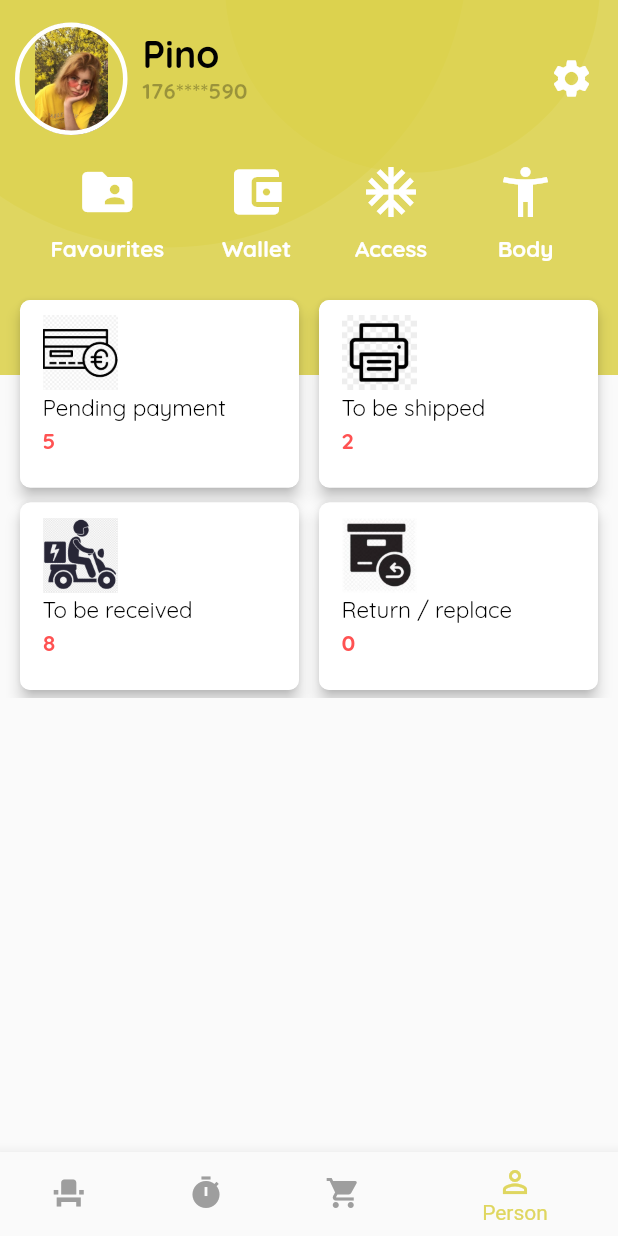
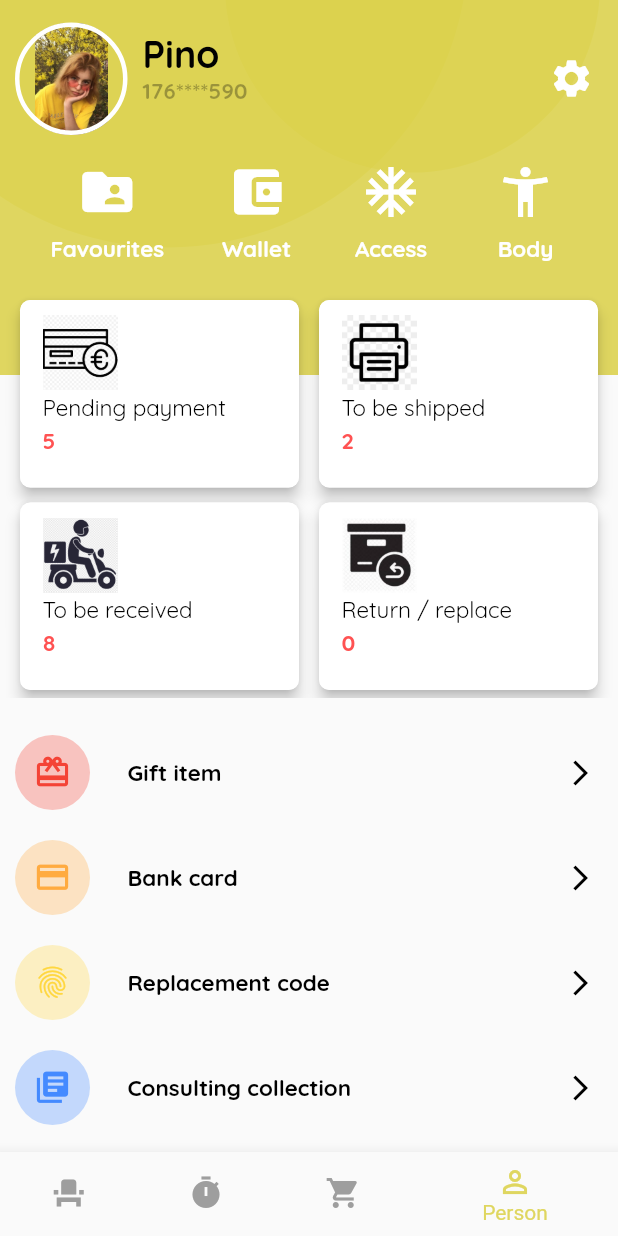
Before and after one commit to orangeztorm/furnish_app, a Flutter app: the screen it shows after launch, item 4 of the bottom bar chosen, on a phone screen of 412 x 824 dp. Run offline on Flutter 3.47's test engine with Material 2 defaults, Android fonts, the phone set to English and light mode, and no system bars.

```diff
--- a/lib/screens/timer_Screen.dart
+++ b/lib/screens/timer_Screen.dart
@@ -216,31 +216,90 @@ class _TimerScreenState extends State<TimerScreen> {
                         Row(
                           mainAxisAlignment: MainAxisAlignment.spaceEvenly,
                           children: <Widget>[
-                            cardDetails('Pending payment', 'assets/card.png', '5'),
-                            cardDetails('To be shipped', 'assets/ship.png', '2'),
+                            cardDetails(
+                                'Pending payment', 'assets/card.png', '5'),
+                            cardDetails(
+                                'To be shipped', 'assets/ship.png', '2'),
                           ],
                         ),
                         SizedBox(height: 10.0),
                         Row(
                           mainAxisAlignment: MainAxisAlignment.spaceEvenly,
                           children: <Widget>[
-                            cardDetails('To be received', 'assets/delivery.png', '8'),
-                            cardDetails('Return / replace', 'assets/return.jpg', '0'),
+                            cardDetails(
+                                'To be received', 'assets/delivery.png', '8'),
+                            cardDetails(
+                                'Return / replace', 'assets/return.jpg', '0'),
                           ],
                         ),
-                        SizedBox(height:5.0),
+                        SizedBox(height: 5.0),
                       ],
                     ),
                   ],
                 )
               ],
-            )
+            ),
+            SizedBox(
+              height: 15.0,
+            ),
+            listItem('Gift item', Colors.red, Icons.card_giftcard),
+            listItem('Bank card', Colors.orangeAccent, Icons.credit_card),
+            listItem('Replacement code', Colors.amberAccent, Icons.fingerprint),
+            listItem('Consulting collection', Colors.blueAccent, Icons.library_books),
+            listItem('Customer service', Colors.amberAccent[400], Icons.perm_identity),
           ],
         )
       ],
     ));
   }
 
+  Widget listItem(String title, Color buttonColor, iconButton) {
+    return Padding(
+      padding: EdgeInsets.all(10.0),
+      child: Row(
+        children: <Widget>[
+          Container(
+            height: 50.0,
+            width: 50.0,
+            decoration: BoxDecoration(
+                borderRadius: BorderRadius.circular(25.0),
+                color: buttonColor.withOpacity(0.3)
+            ),
+            child: Icon(
+                iconButton,
+                color: buttonColor,
+                size: 25.0
+            ),
+          ),
+          SizedBox(width: 25.0),
+          Container(
+            width: MediaQuery
+                .of(context)
+                .size
+                .width - 100.0,
+            child: Row(
+              mainAxisAlignment: MainAxisAlignment.spaceBetween,
+              children: <Widget>[
+                Text(title,
+                  style: TextStyle(
+                      fontFamily: 'Quicksand',
+                      fontSize: 15.0,
+                      color: Colors.black,
+                      fontWeight: FontWeight.bold
+                  ),
+                ),
+                Icon(
+                    Icons.arrow_forward_ios,
+                    color: Colors.black,
+                    size: 20.0
+                )
+              ],
+            ),
+          ),
+        ],
+      ),
+    );
+  }
   Widget cardDetails(String title, String imgPath, String value) {
     return Material(
       elevation: 4.0,
@@ -269,9 +328,13 @@ class _TimerScreenState extends State<TimerScreen> {
                 width: 50.0,
               ),
             ),
-            SizedBox(height: 2.0,),
+            SizedBox(
+              height: 2.0,
+            ),
             Padding(
-              padding: EdgeInsets.only(left:15.0,),
+              padding: EdgeInsets.only(
+                left: 15.0,
+              ),
               child: Text(
                 title,
                 style: TextStyle(
@@ -281,9 +344,13 @@ class _TimerScreenState extends State<TimerScreen> {
                 ),
               ),
             ),
-            SizedBox(height: 3.0,),
+            SizedBox(
+              height: 3.0,
+            ),
             Padding(
-              padding: EdgeInsets.only(left:15.0,),
+              padding: EdgeInsets.only(
+                left: 15.0,
+              ),
               child: Text(
                 value,
                 style: TextStyle(
```
